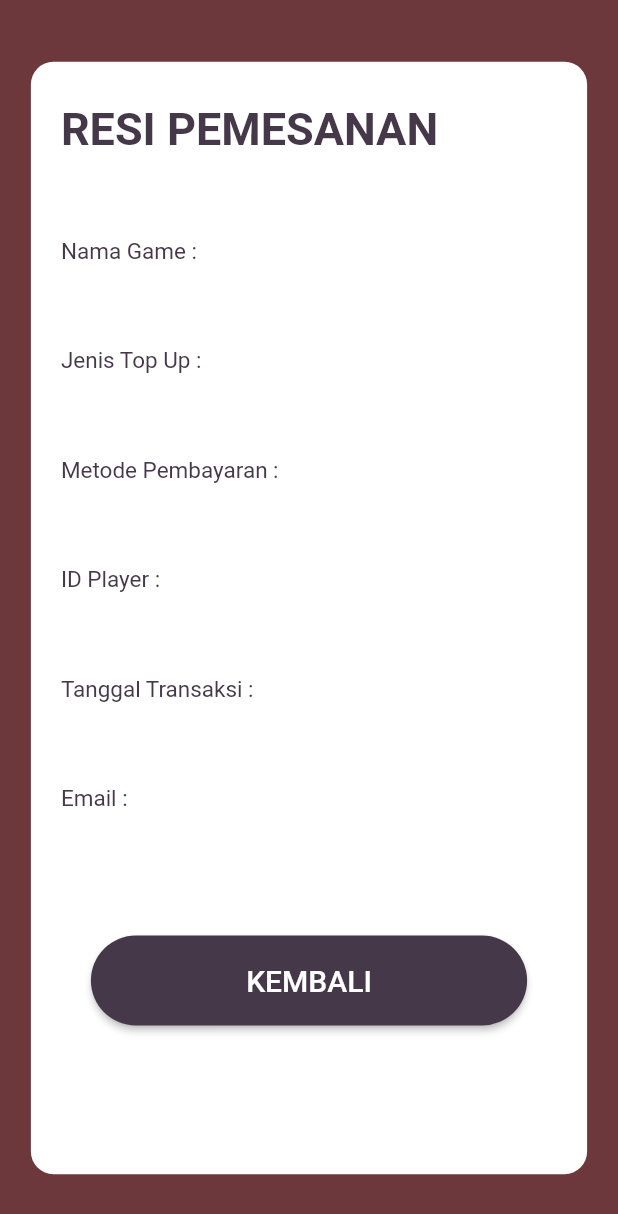
After one commit to Bennyhp/Latom-Shop, a Flutter app: the RecieptPage screen opened directly, on a phone screen of 412 x 824 dp. The commit adds this screen. Shown: the top 1214 px of the screen. Run offline on Flutter 3.47's test engine with Material 2 defaults, Android fonts, the phone set to English and light mode, and no system bars; our stand-ins replace cloud_firestore, firebase_auth, firebase_core, firebase_storage, get; accounts and stored records are empty; network calls fail; Roboto replaces fonts that are missing (Comfortaa).

Commit message:
Polished UI

```diff
--- a/lib/detailpage.dart
+++ b/lib/detailpage.dart
@@ -35,6 +35,7 @@ class DetailPage extends StatelessWidget {
       backgroundColor: DarkRed,
       body: SafeArea(
         child: SingleChildScrollView(
+          physics: BouncingScrollPhysics(),
           child: Column(
             children: <Widget>[
               FutureBuilder(
--- a/lib/homepage.dart
+++ b/lib/homepage.dart
@@ -24,9 +24,10 @@ class HomePageComps extends StatelessWidget {
   @override
   Widget build(BuildContext context) {
     return Scaffold(
-      backgroundColor: Red,
+      backgroundColor: DarkRed,
       body: SafeArea(
         child: SingleChildScrollView(
+          physics: BouncingScrollPhysics(),
           child: Column(
             crossAxisAlignment: CrossAxisAlignment.center,
             children: <Widget>[
--- a/lib/main.dart
+++ b/lib/main.dart
@@ -2,6 +2,7 @@ import 'package:flutter/material.dart';
 import 'package:firebase_core/firebase_core.dart';
 import 'homepage.dart';
 import 'misc/color.dart';
+import 'recieptpage.dart';
 import 'splashscreen.dart';
 import 'package:get/get.dart';
 
--- a/lib/profilepage.dart
+++ b/lib/profilepage.dart
@@ -1,4 +1,5 @@
 import 'package:flutter/material.dart';
+import 'misc/color.dart';
 
 class ProfilePage extends StatelessWidget {
   const ProfilePage({Key? key}) : super(key: key);
@@ -6,17 +7,18 @@ class ProfilePage extends StatelessWidget {
   @override
   Widget build(BuildContext context) {
     return Scaffold(
+      backgroundColor: DarkRed,
       body: ListView(
         physics: BouncingScrollPhysics(),
         children: [
           SizedBox(height: MediaQuery.of(context).size.height / 10),
           Center(
             child: Container(
-              width: 128,
-              height: 128,
+              width: 200,
+              height: 200,
               decoration: BoxDecoration(
                 image: DecorationImage(
-                  image: AssetImage("assets/logo/logo.jpg"),
+                  image: AssetImage("assets/logo/logo_splash.jpg"),
                   fit: BoxFit.cover,
                 ),
                 color: Colors.transparent,
@@ -33,6 +35,7 @@ class ProfilePage extends StatelessWidget {
               style: TextStyle(
                 fontWeight: FontWeight.bold,
                 fontSize: 20,
+                color: MainBgColor,
               ),
             ),
           ),
@@ -43,7 +46,8 @@ class ProfilePage extends StatelessWidget {
             child: ElevatedButton(
               style: ElevatedButton.styleFrom(
                 shape: StadiumBorder(),
-                onPrimary: Colors.white,
+                primary: MainBgColor,
+                onPrimary: DarkPurple,
                 padding: EdgeInsets.symmetric(horizontal: 32, vertical: 12),
               ),
               child: Text("Edit Password"),
@@ -55,13 +59,21 @@ class ProfilePage extends StatelessWidget {
           ),
           Center(
             child: Container(
+              height: 500,
+              width: MediaQuery.of(context).size.width * 0.9,
+              decoration: BoxDecoration(
+                color: MainBgColor,
+                borderRadius: BorderRadius.circular(15),
+              ),
               child: Column(
                 children: [
+                  SizedBox(height: 50),
                   Text(
                     "Histori Transaksi",
                     style: TextStyle(
                       fontSize: 30,
                       fontWeight: FontWeight.w500,
+                      color: DarkPurple,
                     ),
                     textAlign: TextAlign.left,
                   ),
@@ -74,6 +86,7 @@ class ProfilePage extends StatelessWidget {
                       children: [
                         Icon(
                           Icons.receipt_long_outlined,
+                          color: DarkPurple,
                           size: 200,
                         ),
                       ],
@@ -84,19 +97,20 @@ class ProfilePage extends StatelessWidget {
                     style: TextStyle(
                       fontSize: 16,
                       fontWeight: FontWeight.bold,
+                      color: DarkPurple,
                     ),
                   ),
                   SizedBox(
-                    height: 20,
+                    height: 40,
                   ),
                   ElevatedButton(
                     onPressed: () {},
-                    child: Text(
-                      "Top up sekarang",
-                    ),
+                    child: Text("Top up sekarang"),
                     style: ElevatedButton.styleFrom(
-                      shape: StadiumBorder(),
-                    ),
+                        shape: StadiumBorder(),
+                        primary: DarkPurple,
+                        onPrimary: MainBgColor,
+                        minimumSize: Size(200, 50)),
                   ),
                 ],
               ),
--- /dev/null
+++ b/lib/recieptpage.dart
@@ -0,0 +1,148 @@
+import 'package:flutter/material.dart';
+import 'package:latom_shop/misc/color.dart';
+
+class RecieptPage extends StatelessWidget {
+  const RecieptPage({Key? key}) : super(key: key);
+
+  @override
+  Widget build(BuildContext context) {
+    return Scaffold(
+      backgroundColor: DarkRed,
+      body: Center(
+        child: Container(
+          height: MediaQuery.of(context).size.height * 0.9,
+          width: MediaQuery.of(context).size.width * 0.9,
+          decoration: BoxDecoration(
+            borderRadius: BorderRadius.circular(15),
+            color: MainBgColor,
+          ),
+          child: ListView(
+            children: [
+              SizedBox(height: MediaQuery.of(context).size.height / 30),
+              Align(
+                alignment: Alignment.centerLeft,
+                child: Padding(
+                  padding: const EdgeInsets.only(left: 20.0),
+                  child: Text(
+                    "RESI PEMESANAN",
+                    style: TextStyle(
+                      fontSize: 30,
+                      fontWeight: FontWeight.bold,
+                      color: DarkPurple,
+                    ),
+                  ),
+                ),
+              ),
+              SizedBox(height: MediaQuery.of(context).size.height / 15),
+              Align(
+                alignment: Alignment.centerLeft,
+                child: Padding(
+                  padding: const EdgeInsets.only(left: 20.0),
+                  child: Text(
+                    "Nama Game :",
+                    style: TextStyle(
+                      fontSize: 15,
+                      color: DarkPurple,
+                    ),
+                  ),
+                ),
+              ),
+              SizedBox(height: MediaQuery.of(context).size.height / 15),
+              Align(
+                alignment: Alignment.centerLeft,
+                child: Padding(
+                  padding: const EdgeInsets.only(left: 20.0),
+                  child: Text(
+                    "Jenis Top Up :",
+                    style: TextStyle(
+                      fontSize: 15,
+                      color: DarkPurple,
+                    ),
+                  ),
+                ),
+              ),
+              SizedBox(height: MediaQuery.of(context).size.height / 15),
+              Align(
+                alignment: Alignment.centerLeft,
+                child: Padding(
+                  padding: const EdgeInsets.only(left: 20.0),
+                  child: Text(
+                    "Metode Pembayaran :",
+                    style: TextStyle(
+                      fontSize: 15,
+                      color: DarkPurple,
+                    ),
+                  ),
+                ),
+              ),
+              SizedBox(height: MediaQuery.of(context).size.height / 15),
+              Align(
+                alignment: Alignment.centerLeft,
+                child: Padding(
+                  padding: const EdgeInsets.only(left: 20.0),
+                  child: Text(
+                    "ID Player :",
+                    style: TextStyle(
+                      fontSize: 15,
+                      color: DarkPurple,
+                    ),
+                  ),
+                ),
+              ),
+              SizedBox(height: MediaQuery.of(context).size.height / 15),
+              Align(
+                alignment: Alignment.centerLeft,
+                child: Padding(
+                  padding: const EdgeInsets.only(left: 20.0),
+                  child: Text(
+                    "Tanggal Transaksi :",
+                    style: TextStyle(
+                      fontSize: 15,
+                      color: DarkPurple,
+                    ),
+                  ),
+                ),
+              ),
+              SizedBox(height: MediaQuery.of(context).size.height / 15),
+              Align(
+                alignment: Alignment.centerLeft,
+                child: Padding(
+                  padding: const EdgeInsets.only(left: 20.0),
+                  child: Text(
+                    "Email :",
+                    style: TextStyle(
+                      fontSize: 15,
+                      color: DarkPurple,
+                    ),
+                  ),
+                ),
+              ),
+              SizedBox(height: MediaQuery.of(context).size.height / 10),
+              Padding(
+                padding: const EdgeInsets.only(
+                  left: 40.0,
+                  right: 40.0,
+                ),
+                child: ElevatedButton(
+                  onPressed: () {},
+                  child: Text(
+                    "KEMBALI",
+                    style: TextStyle(
+                      fontSize: 20,
+                    ),
+                  ),
+                  style: ElevatedButton.styleFrom(
+                    shape: StadiumBorder(),
+                    primary: DarkPurple,
+                    onPrimary: MainBgColor,
+                    minimumSize: Size(200, 60),
+                  ),
+                ),
+              ),
+            ],
+          ),
+        ),
+      ),
+    );
+  }
+}
```
